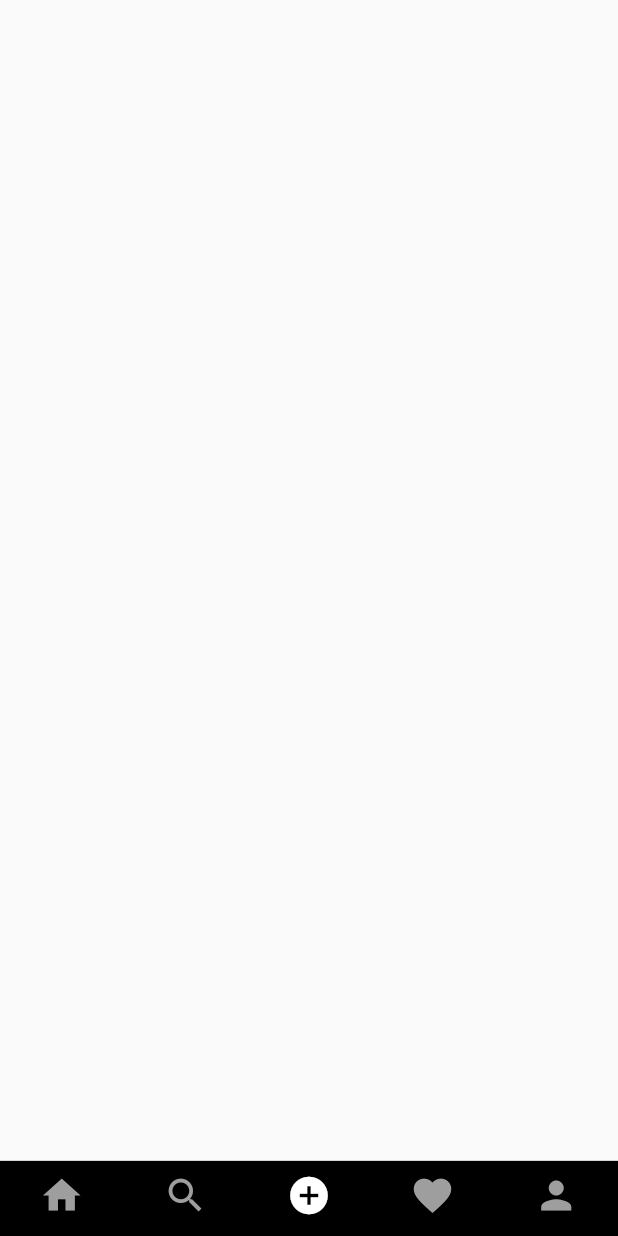
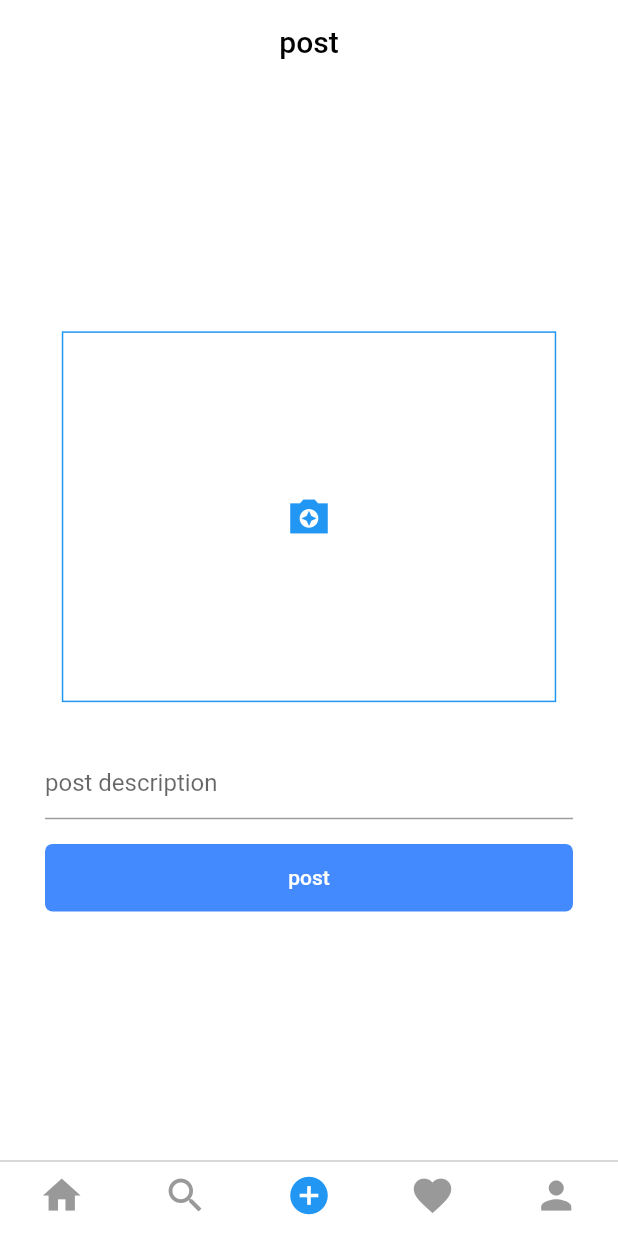
Before and after one commit to DANIEL-DEMELASH/instagram_clone, a Flutter app: the screen it shows once a user with an empty profile is signed in, swiped to page 3, on a phone screen of 412 x 824 dp. Run offline on Flutter 3.47's test engine with Material 2 defaults, Android fonts, the phone set to English and light mode, and no system bars; our stand-ins replace cached_network_image, cloud_firestore, firebase_auth, firebase_core, firebase_storage, google_fonts and 2 more; accounts and stored records are empty.

Commit message:
feat: fetch and display posts

```diff
--- /dev/null
+++ b/lib/providers/post_provider.dart
@@ -0,0 +1,26 @@
+import 'dart:io';
+
+import 'package:cloud_firestore/cloud_firestore.dart';
+import 'package:flutter/material.dart';
+
+import '../services/post_firebase.dart';
+
+enum Status { intial, loading, done, error }
+
+class PostProvider extends ChangeNotifier {
+  final Status _status = Status.intial;
+
+  Status get status => _status;
+
+  final Post _post = Post();
+
+  Future<void> uploadPost(
+      {required File image, required String description}) async {
+    await _post.uploadPost(image: image, description: description);
+    notifyListeners();
+  }
+
+  Stream<QuerySnapshot> getPosts() {
+    return _post.getPosts();
+  }
+}
--- /dev/null
+++ b/lib/screens/publish_post_screen.dart
@@ -0,0 +1,181 @@
+// ignore_for_file: use_build_context_synchronously
+
+import 'dart:io';
+
+import 'package:flutter/material.dart';
+import 'package:image_cropper/image_cropper.dart';
+import 'package:image_picker/image_picker.dart';
+import 'package:instagram_clone/providers/post_provider.dart';
+
+import '../widgets/my_button_widget.dart';
+
+class PublishPostScreen extends StatefulWidget {
+  const PublishPostScreen({super.key});
+
+  @override
+  State<PublishPostScreen> createState() => _PublishPostScreenState();
+}
+
+class _PublishPostScreenState extends State<PublishPostScreen> {
+  File? imageFile;
+
+  final _description = TextEditingController();
+
+  final _postProvider = PostProvider();
+
+  @override
+  void initState() {
+    super.initState();
+  }
+
+  @override
+  void dispose() {
+    super.dispose();
+    _description.dispose();
+    imageFile = null;
+  }
+
+  @override
+  Widget build(BuildContext context) {
+    Size size = MediaQuery.of(context).size;
+    return Scaffold(
+      backgroundColor: Colors.white,
+      appBar: AppBar(
+        elevation: 0,
+        backgroundColor: Colors.white,
+        title: const Text(
+          'post',
+          style: TextStyle(color: Colors.black),
+        ),
+        centerTitle: true,
+      ),
+      body: Padding(
+        padding: const EdgeInsets.symmetric(horizontal: 30),
+        child: Form(
+          child: Center(
+            child: Column(
+              mainAxisAlignment: MainAxisAlignment.center,
+              children: [
+                GestureDetector(
+                  onTap: () => _showImageDialog(),
+                  child: Container(
+                    width: size.width * 0.8,
+                    height: size.width * 0.6,
+                    decoration: BoxDecoration(
+                      border: Border.all(width: 1, color: Colors.blue),
+                    ),
+                    child: imageFile == null
+                        ? const Icon(
+                            Icons.camera_enhance_sharp,
+                            color: Colors.blue,
+                            size: 30,
+                          )
+                        : Image.file(
+                            imageFile!,
+                            fit: BoxFit.fill,
+                          ),
+                  ),
+                ),
+                const SizedBox(height: 30),
+                TextFormField(
+                  controller: _description,
+                  maxLines: 5,
+                  minLines: 1,
+                  decoration: const InputDecoration(
+                      hintText: 'post description', hintStyle: TextStyle()),
+                ),
+                const SizedBox(height: 15),
+                MyButtonWidget(
+                    bgColor: Colors.blueAccent,
+                    text: 'post',
+                    onPressed: () async {
+                      _postProvider.uploadPost(
+                          image: imageFile!, description: _description.text);
+                      setState(() {
+                        _description.clear();
+                        imageFile = null;
+                      });
+                    }),
+              ],
+            ),
+          ),
+        ),
+      ),
+    );
+  }
+
+  void _showImageDialog() {
+    showDialog(
+        context: context,
+        builder: ((context) {
+          return AlertDialog(
+            title: const Text('Please choose an option'),
+            content: Column(
+              mainAxisSize: MainAxisSize.min,
+              children: [
+                InkWell(
+                  onTap: () {
+                    _getFromCamera();
+                  },
+                  child: Row(children: const [
+                    Padding(
+                      padding: EdgeInsets.all(4),
+                      child: Icon(
+                        Icons.camera,
+                        color: Colors.purple,
+                      ),
+                    ),
+                    Text(
+                      'Camera',
+                      style: TextStyle(color: Colors.purple),
+                    ),
+                  ]),
+                ),
+                InkWell(
+                  onTap: () {
+                    _getFromGallery();
+                  },
+                  child: Row(children: const [
+                    Padding(
+                      padding: EdgeInsets.all(4),
+                      child: Icon(
+                        Icons.image,
+                        color: Colors.purple,
+                      ),
+                    ),
+                    Text(
+                      'Gallery',
+                      style: TextStyle(color: Colors.purple),
+                    ),
+                  ]),
+                ),
+              ],
+            ),
+          );
+        }));
+  }
+
+  void _getFromCamera() async {
+    XFile? pickedFile =
+        await ImagePicker().pickImage(source: ImageSource.camera);
+    pickedFile != null ? _cropImage(pickedFile.path) : null;
+    Navigator.canPop(context) ? Navigator.pop(context) : null;
+  }
+
+  void _getFromGallery() async {
+    XFile? pickedFile =
+        await ImagePicker().pickImage(source: ImageSource.gallery);
+    pickedFile != null ? _cropImage(pickedFile.path) : null;
+    Navigator.canPop(context) ? Navigator.pop(context) : null;
+  }
+
+  void _cropImage(filePath) async {
+    CroppedFile? croppedImage = await ImageCropper()
+        .cropImage(sourcePath: filePath, maxHeight: 1080, maxWidth: 1080);
+    if (croppedImage != null) {
+      setState(() {
+        imageFile = File(croppedImage.path);
+      });
+    }
+  }
+}
--- a/lib/widgets/custom_bottom_tab.dart
+++ b/lib/widgets/custom_bottom_tab.dart
@@ -1,7 +1,7 @@
 import 'package:flutter/cupertino.dart';
 import 'package:flutter/material.dart';
-import 'package:instagram_clone/constants.dart';
 import 'package:instagram_clone/screens/home_screen.dart';
+import 'package:instagram_clone/screens/publish_post_screen.dart';
 
 class CustomBottomTab extends StatefulWidget {
   const CustomBottomTab({super.key});
@@ -40,35 +40,35 @@ class _CustomBottomTabState extends State<CustomBottomTab> {
   Widget build(BuildContext context) {
     return Scaffold(
       bottomNavigationBar: CupertinoTabBar(
-          backgroundColor: bgColor,
-          items: <BottomNavigationBarItem>[
+          backgroundColor: Colors.white,
+          items: const <BottomNavigationBarItem>[
             BottomNavigationBarItem(
                 icon: Icon(
               Icons.home,
-              color: (selectedIndex == 0) ? primaryColor : secondaryColor,
+              // color: (selectedIndex == 0) ? primaryColor : secondaryColor,
             )),
             BottomNavigationBarItem(
               icon: Icon(
                 Icons.search_outlined,
-                color: (selectedIndex == 1) ? primaryColor : secondaryColor,
+                // color: (selectedIndex == 1) ? primaryColor : secondaryColor,
               ),
             ),
             BottomNavigationBarItem(
               icon: Icon(
                 Icons.add_circle,
-                color: (selectedIndex == 2) ? primaryColor : secondaryColor,
+                // color: (selectedIndex == 2) ? primaryColor : secondaryColor,
               ),
             ),
             BottomNavigationBarItem(
               icon: Icon(
                 Icons.favorite,
-                color: (selectedIndex == 3) ? primaryColor : secondaryColor,
+                // color: (selectedIndex == 3) ? primaryColor : secondaryColor,
               ),
             ),
             BottomNavigationBarItem(
               icon: Icon(
                 Icons.person,
-                color: (selectedIndex == 4) ? primaryColor : secondaryColor,
+                // color: (selectedIndex == 4) ? primaryColor : secondaryColor,
               ),
             ),
           ],
@@ -79,10 +79,10 @@ class _CustomBottomTabState extends State<CustomBottomTab> {
         onPageChanged: onPageChanged,
         children: const [
           HomeScreen(),
-          HomeScreen(),
-          HomeScreen(),
-          HomeScreen(),
-          HomeScreen(),
+          Scaffold(),
+          PublishPostScreen(),
+          Scaffold(),
+          Scaffold(),
         ],
       ),
     );
--- a/pubspec.yaml
+++ b/pubspec.yaml
@@ -21,6 +21,8 @@ dependencies:
   google_fonts: ^3.0.1
   image_picker: ^0.8.6
   image_cropper: ^3.0.1
+  uuid: ^3.0.7
+  cached_network_image: ^3.2.2
 
 dev_dependencies:
   flutter_test:
```
Also changed, not shown: lib/models/post_model.dart (added, +51 -0 lines), lib/screens/home_screen.dart (+142 -27 lines), lib/services/post_firebase.dart (added, +42 -0 lines), pubspec.lock.
